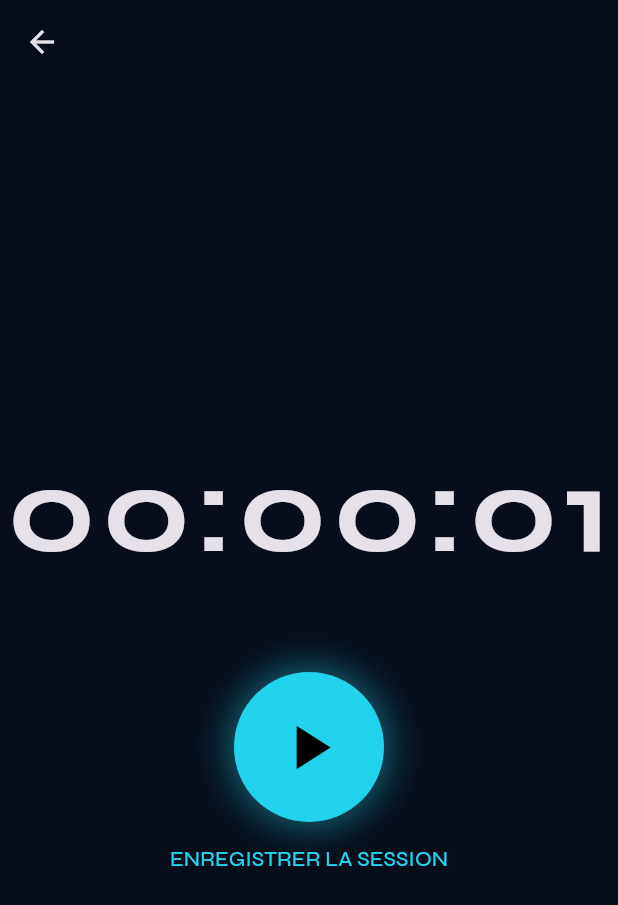
After one commit to TomkerDev/tracker_10000h, a Flutter app: the TimerScreen screen opened directly, after a tap on the "play arrow" icon, after a tap on the "pause" icon, on a phone screen of 412 x 824 dp. The commit adds this screen. Shown: the top 905 px of the screen. Run offline on Flutter 3.47's test engine with Material 3 defaults, Android fonts, the phone set to English and light mode, and no system bars; our stand-ins replace google_fonts, shared_preferences; accounts and stored records are empty.

Commit message:
Crée lib/ui/screens/timer_screen.dart. On va faire un design épuré avec un gros bouton d'action néon.

```diff
--- a/lib/main.dart
+++ b/lib/main.dart
@@ -3,6 +3,7 @@ import 'package:provider/provider.dart';
 import 'logic/session_provider.dart';
 import 'core/theme.dart'; // 1. Importe ton nouveau fichier de thème
 import 'ui/screens/home_screen.dart';
+import 'logic/timer_provider.dart';
 
 void main() async {
   WidgetsFlutterBinding.ensureInitialized();
@@ -10,9 +11,12 @@ void main() async {
   final sessionProvider = SessionProvider();
   await sessionProvider.init();
 
-  runApp(
-    ChangeNotifierProvider(
-      create: (context) => sessionProvider,
+ runApp(
+    MultiProvider(
+      providers: [
+        ChangeNotifierProvider(create: (_) => SessionProvider()..init()),
+        ChangeNotifierProvider(create: (_) => TimerProvider()),
+      ],
       child: const MyApp(),
     ),
   );
--- /dev/null
+++ b/lib/ui/screens/timer_screen.dart
@@ -0,0 +1,76 @@
+import 'package:flutter/material.dart';
+import 'package:provider/provider.dart';
+import '../../logic/timer_provider.dart';
+import '../../logic/session_provider.dart';
+import '../../models/session.dart';
+
+class TimerScreen extends StatelessWidget {
+  const TimerScreen({super.key});
+
+  @override
+  Widget build(BuildContext context) {
+    final timerProvider = context.watch<TimerProvider>();
+    final sessionProvider = context.read<SessionProvider>();
+
+    return Scaffold(
+      appBar: AppBar(backgroundColor: Colors.transparent, elevation: 0),
+      body: Center(
+        child: Column(
+          mainAxisAlignment: MainAxisAlignment.center,
+          children: [
+            Text(
+              timerProvider.formattedTime,
+              style: const TextStyle(fontSize: 80, fontWeight: FontWeight.bold, letterSpacing: 4),
+            ),
+            const SizedBox(height: 50),
+            GestureDetector(
+              onTap: () {
+                if (timerProvider.isRunning) {
+                  timerProvider.stopTimer();
+                } else {
+                  timerProvider.startTimer();
+                }
+              },
+              child: Container(
+                width: 100,
+                height: 100,
+                decoration: BoxDecoration(
+                  shape: BoxShape.circle,
+                  color: timerProvider.isRunning ? Colors.redAccent : const Color(0xFF22D3EE),
+                  boxShadow: [
+                    BoxShadow(
+                      color: (timerProvider.isRunning ? Colors.redAccent : const Color(0xFF22D3EE)).withOpacity(0.4),
+                      blurRadius: 20,
+                      spreadRadius: 5,
+                    )
+                  ],
+                ),
+                child: Icon(
+                  timerProvider.isRunning ? Icons.pause : Icons.play_arrow,
+                  size: 50,
+                  color: Colors.black,
+                ),
+              ),
+            ),
+            if (!timerProvider.isRunning && timerProvider.seconds > 0)
+              TextButton(
+                onPressed: () async {
+                  // Sauvegarde de la session
+                  final newSession = Session(
+                    id: DateTime.now().toString(),
+                    date: DateTime.now(),
+                    minutes: timerProvider.seconds ~/ 60,
+                    category: 'Flutter',
+                  );
+                  await sessionProvider.addSession(newSession);
+                  timerProvider.resetTimer();
+                  ScaffoldMessenger.of(context).showToast(const Text("Session enregistrée !"));
+                },
+                child: const Text("ENREGISTRER LA SESSION", style: TextStyle(color: Color(0xFF22D3EE))),
+              )
+          ],
+        ),
+      ),
+    );
+  }
+}
```
